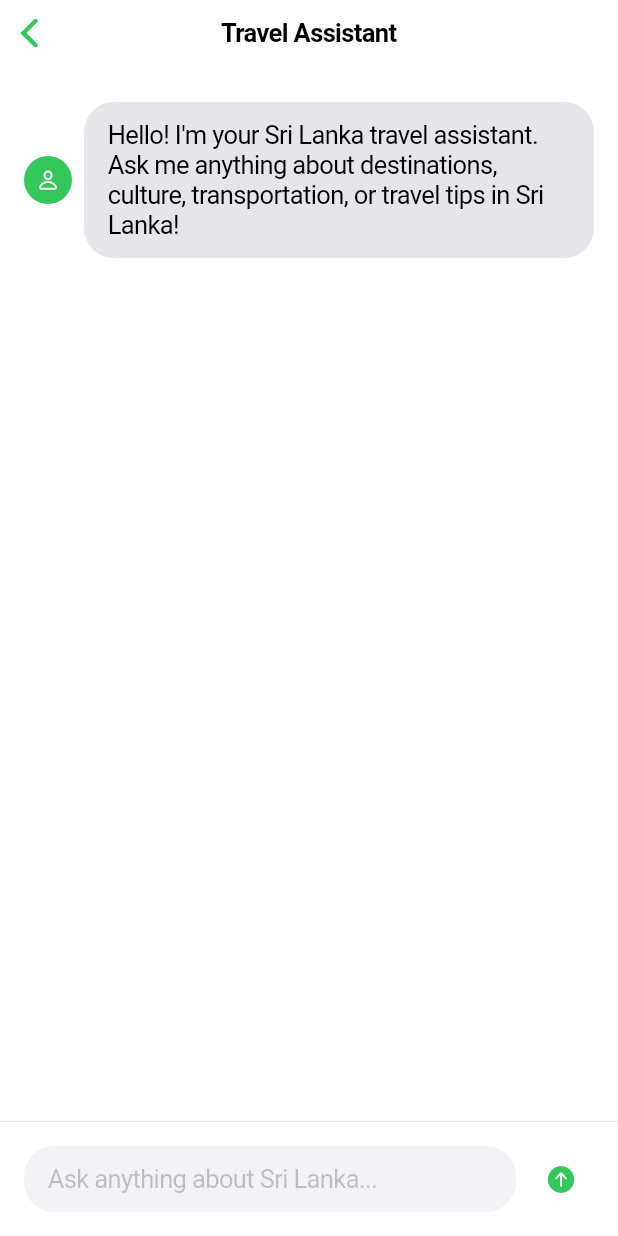
After one commit to EnoshPerera/CeylonSphere, a Flutter app: the TravelChatbotScreen screen opened directly, on a phone screen of 412 x 824 dp. The commit adds this screen. Run offline on Flutter 3.47's test engine with Material 3 defaults, Android fonts, the phone set to English and light mode, and no system bars; our stand-ins replace geolocator, google_maps_flutter; missing offline and left inert: arkit_plugin.

Commit message:
Fixed some issues

```diff
--- /dev/null
+++ b/lib/chatbot/travel_chatbot_screen.dart
@@ -0,0 +1,262 @@
+import 'dart:convert';
+import 'package:flutter/cupertino.dart';
+import 'package:http/http.dart' as http;
+import '../config/api_config.dart';
+
+class TravelChatbotScreen extends StatefulWidget {
+  const TravelChatbotScreen({super.key});
+
+  @override
+  State<TravelChatbotScreen> createState() => _TravelChatbotScreenState();
+}
+
+class _TravelChatbotScreenState extends State<TravelChatbotScreen> {
+  final TextEditingController _messageController = TextEditingController();
+  final List<ChatMessage> _messages = [];
+  bool _isLoading = false;
+  final String _apiKey = ApiConfig.openAiApiKey;
+
+  @override
+  void initState() {
+    super.initState();
+    _messages.add(ChatMessage(
+      text:
+          'Hello! I\'m your Sri Lanka travel assistant. Ask me anything about destinations, culture, transportation, or travel tips in Sri Lanka!',
+      isUser: false,
+    ));
+  }
+
+  @override
+  void dispose() {
+    _messageController.dispose();
+    super.dispose();
+  }
+
+  Future<void> _sendMessage(String message) async {
+    if (message.trim().isEmpty) return;
+
+    setState(() {
+      _messages.add(ChatMessage(
+        text: message,
+        isUser: true,
+      ));
+      _isLoading = true;
+    });
+
+    _messageController.clear();
+
+    try {
+      print('Sending request to API...');
+      final response = await http.post(
+        Uri.parse('https://api.openai.com/v1/chat/completions'),
+        headers: {
+          'Content-Type': 'application/json',
+          'Authorization': 'Bearer $_apiKey',
+        },
+        body: jsonEncode({
+          'model': 'gpt-3.5-turbo',
+          'messages': [
+            {
+              'role': 'system',
+              'content':
+                  'You are a knowledgeable travel assistant specializing in Sri Lanka tourism. Provide helpful, accurate, and concise information about destinations, culture, customs, transportation, and travel tips in Sri Lanka.',
+            },
+            {
+              'role': 'user',
+              'content': message,
+            }
+          ],
+          'temperature': 0.7,
+          'max_tokens': 500,
+        }),
+      );
+
+      print('Response status code: ${response.statusCode}');
+      print('Response body: ${response.body}');
+
+      if (response.statusCode == 200) {
+        final data = jsonDecode(response.body);
+        final botResponse = data['choices'][0]['message']['content'];
+        setState(() {
+          _messages.add(ChatMessage(
+            text: botResponse,
+            isUser: false,
+          ));
+          _isLoading = false;
+        });
+      } else {
+        final errorData = jsonDecode(response.body);
+        setState(() {
+          _messages.add(ChatMessage(
+            text:
+                'Error: ${errorData['error']['message'] ?? 'Unknown error occurred'}',
+            isUser: false,
+          ));
+          _isLoading = false;
+        });
+      }
+    } catch (e) {
+      print('Error during API call: $e');
+      setState(() {
+        _messages.add(ChatMessage(
+          text:
+              'Sorry, I encountered an error: ${e.toString()}. Please try again.',
+          isUser: false,
+        ));
+        _isLoading = false;
+      });
+    }
+  }
+
+  @override
+  Widget build(BuildContext context) {
+    return CupertinoPageScaffold(
+      navigationBar: const CupertinoNavigationBar(
+        middle: Text('Travel Assistant'),
+      ),
+      child: SafeArea(
+        child: Column(
+          children: [
+            Expanded(
+              child: ListView.builder(
+                padding: const EdgeInsets.all(16),
+                itemCount: _messages.length,
+                itemBuilder: (context, index) {
+                  final message = _messages[index];
+                  return ChatBubble(
+                    message: message.text,
+                    isUser: message.isUser,
+                  );
+                },
+              ),
+            ),
+            if (_isLoading)
+              const Padding(
+                padding: EdgeInsets.all(8.0),
+                child: CupertinoActivityIndicator(),
+              ),
+            Container(
+              padding: const EdgeInsets.all(16),
+              decoration: BoxDecoration(
+                color: CupertinoColors.systemBackground,
+                border: Border(
+                  top: BorderSide(
+                    color: CupertinoColors.systemGrey.withOpacity(0.2),
+                  ),
+                ),
+              ),
+              child: Row(
+                children: [
+                  Expanded(
+                    child: CupertinoTextField(
+                      controller: _messageController,
+                      placeholder: 'Ask anything about Sri Lanka...',
+                      padding: const EdgeInsets.symmetric(
+                        horizontal: 16,
+                        vertical: 12,
+                      ),
+                      decoration: BoxDecoration(
+                        color: CupertinoColors.systemGrey6,
+                        borderRadius: BorderRadius.circular(20),
+                      ),
+                    ),
+                  ),
+                  const SizedBox(width: 8),
+                  CupertinoButton(
+                    padding: EdgeInsets.zero,
+                    child: const Icon(CupertinoIcons.arrow_up_circle_fill),
+                    onPressed: () {
+                      _sendMessage(_messageController.text);
+                    },
+                  ),
+                ],
+              ),
+            ),
+          ],
+        ),
+      ),
+    );
+  }
+}
+
+class ChatMessage {
+  final String text;
+  final bool isUser;
+
+  ChatMessage({
+    required this.text,
+    required this.isUser,
+  });
+}
+
+class ChatBubble extends StatelessWidget {
+  final String message;
+  final bool isUser;
+
+  const ChatBubble({
+    super.key,
+    required this.message,
+    required this.isUser,
+  });
+
+  @override
+  Widget build(BuildContext context) {
+    return Padding(
+      padding: const EdgeInsets.symmetric(vertical: 8.0),
+      child: Row(
+        mainAxisAlignment:
+            isUser ? MainAxisAlignment.end : MainAxisAlignment.start,
+        children: [
+          if (!isUser)
+            Container(
+              margin: const EdgeInsets.only(right: 8),
+              padding: const EdgeInsets.all(8),
+              decoration: const BoxDecoration(
+                color: CupertinoColors.activeGreen,
+                shape: BoxShape.circle,
+              ),
+              child: const Icon(
+                CupertinoIcons.person,
+                color: CupertinoColors.white,
+                size: 16,
+              ),
+            ),
+          Flexible(
+            child: Container(
+              padding: const EdgeInsets.symmetric(
+                horizontal: 16,
+                vertical: 12,
+              ),
+              decoration: BoxDecoration(
+                color: isUser
+                    ? CupertinoColors.activeBlue
+                    : CupertinoColors.systemGrey5,
+                borderRadius: BorderRadius.circular(20),
+              ),
+              child: Text(
+                message,
+                style: TextStyle(
+                  color: isUser ? CupertinoColors.white : CupertinoColors.black,
+                ),
+              ),
+            ),
+          ),
+          if (isUser)
+            Container(
+              margin: const EdgeInsets.only(left: 8),
+              padding: const EdgeInsets.all(8),
+              decoration: const BoxDecoration(
+                color: CupertinoColors.activeBlue,
+                shape: BoxShape.circle,
+              ),
+              child: const Icon(
+                CupertinoIcons.person,
+                color: CupertinoColors.white,
+                size: 16,
+              ),
+            ),
+        ],
+      ),
+    );
+  }
+}
--- /dev/null
+++ b/lib/config/api_config.dart
@@ -0,0 +1,4 @@
+class ApiConfig {
+  // Replace with your OpenAI API key
+  static const String openAiApiKey = 'YOUR_OPENAI_API_KEY';
+}
```
Also changed, not shown: lib/main.dart (+13 -0 lines), 2 other files.
